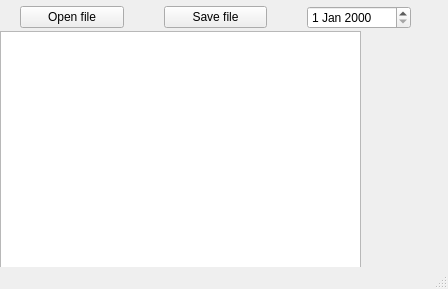
The window that AttendancePlugin/src/mainwindow.ui (mglushchenko/VTMine-Attendance-Plugin) describes before a commit, drawn with Qt 5.
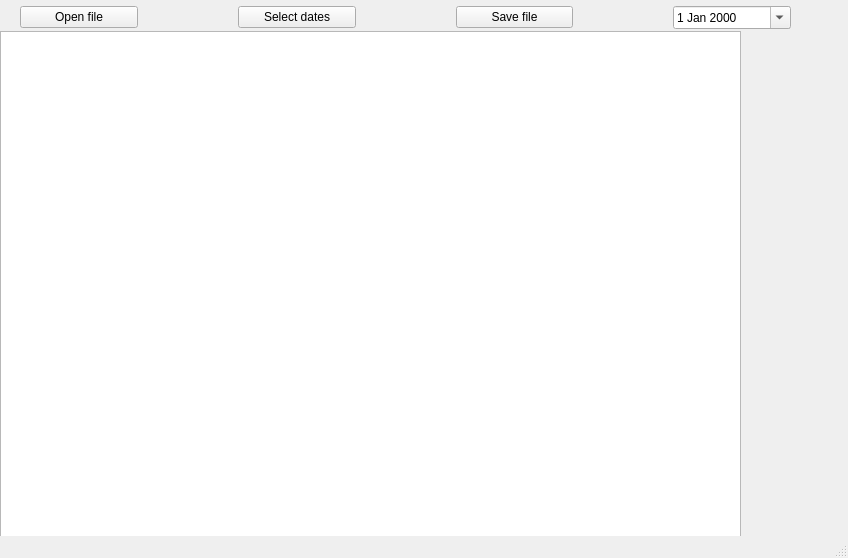
The same window after the commit.

Commit message: Added opening students list and date picking.

What changed in the file:
```diff
--- a/AttendancePlugin/src/mainwindow.ui
+++ b/AttendancePlugin/src/mainwindow.ui
@@ -6,8 +6,8 @@
    <rect>
     <x>0</x>
     <y>0</y>
-    <width>448</width>
-    <height>289</height>
+    <width>848</width>
+    <height>558</height>
    </rect>
   </property>
   <property name="windowTitle">
@@ -19,23 +19,29 @@
      <rect>
       <x>0</x>
       <y>31</y>
-      <width>361</width>
-      <height>241</height>
+      <width>741</width>
+      <height>511</height>
      </rect>
     </property>
+    <property name="gridStyle">
+     <enum>Qt::SolidLine</enum>
+    </property>
+    <attribute name="verticalHeaderVisible">
+     <bool>false</bool>
+    </attribute>
    </widget>
-   <widget class="QWidget" name="">
+   <widget class="QWidget" name="layoutWidget">
     <property name="geometry">
      <rect>
       <x>20</x>
       <y>2</y>
-      <width>391</width>
+      <width>771</width>
       <height>31</height>
      </rect>
     </property>
     <layout class="QHBoxLayout" name="horizontalLayout">
      <property name="spacing">
-      <number>40</number>
+      <number>100</number>
      </property>
      <item>
       <widget class="QPushButton" name="openFileButton">
@@ -44,6 +50,13 @@
        </property>
       </widget>
      </item>
+     <item>
+      <widget class="QPushButton" name="selectDatesButton">
+       <property name="text">
+        <string>Select dates</string>
+       </property>
+      </widget>
+     </item>
      <item>
       <widget class="QPushButton" name="saveFileButton">
        <property name="text">
@@ -52,7 +65,11 @@
       </widget>
      </item>
      <item>
-      <widget class="QDateEdit" name="dateEdit"/>
+      <widget class="QDateEdit" name="dateEdit">
+       <property name="calendarPopup">
+        <bool>true</bool>
+       </property>
+      </widget>
      </item>
     </layout>
    </widget>
```
Left out of the diff: 4 changed lines with no effect on the pictures. The commit also changes 11 other files.
